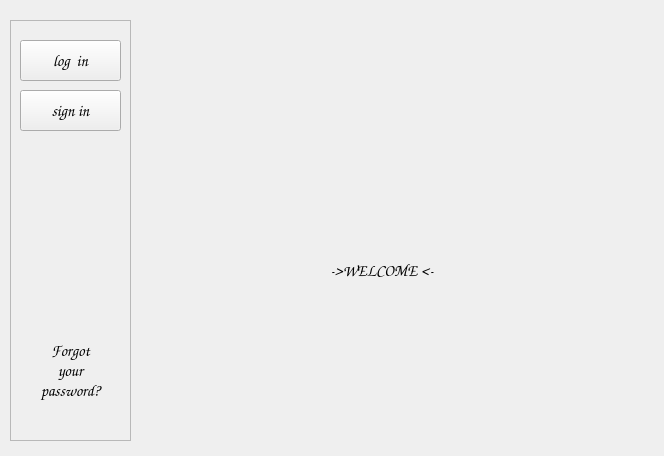
Before: the Qt Designer form App_main/UI/register_login.ui in piotrekgelert/register-sign-in-form-pyqt, drawn with Qt 5.
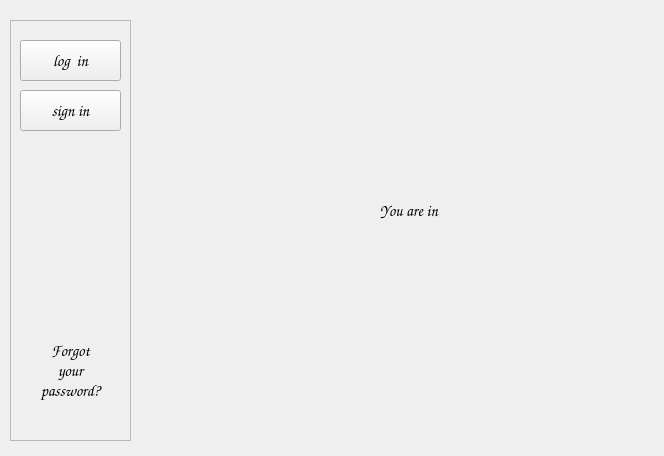
After: the same form once the commit is applied. Icons and pictures are not drawn.

```diff
--- a/App_main/UI/register_login.ui
+++ b/App_main/UI/register_login.ui
@@ -40,7 +40,7 @@
      <enum>Qt::StrongFocus</enum>
     </property>
     <property name="currentIndex">
-     <number>0</number>
+     <number>4</number>
     </property>
     <widget class="QWidget" name="pg_welcome">
      <widget class="QLabel" name="lb_main_logo">
@@ -805,6 +805,21 @@
       </widget>
      </widget>
     </widget>
+    <widget class="QWidget" name="pg_inside">
+     <widget class="QLabel" name="label">
+      <property name="geometry">
+       <rect>
+        <x>230</x>
+        <y>180</y>
+        <width>81</width>
+        <height>21</height>
+       </rect>
+      </property>
+      <property name="text">
+       <string>You are in</string>
+      </property>
+     </widget>
+    </widget>
    </widget>
    <widget class="QFrame" name="frame">
     <property name="geometry">
```
Left out of the diff: 4 changed lines with no effect on the pictures.
